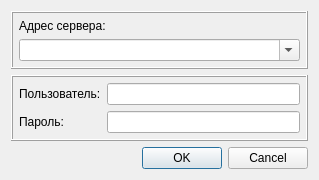
First picture: the form in src/ui/initdialog.ui, repository alex-krutikov/sklad, before the edit.
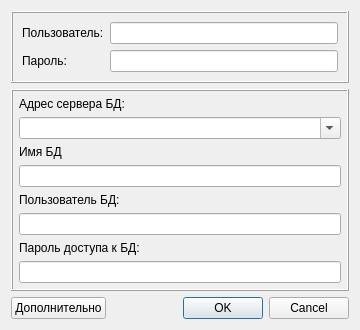
Second picture: the form after the edit.

Commit message:
Добавлена возможность работать с произвольными именами БД.
Ранее Склад работал с фиксированной БД "sklad4" (пользователь "sklad",
пароль "crkfl"). Теперь в начальный диалог внесена возможность задавать
произвольное имя БД, пользователя и пароль доступа.

```diff
--- a/src/ui/initdialog.ui
+++ b/src/ui/initdialog.ui
@@ -5,43 +5,14 @@
    <rect>
     <x>0</x>
     <y>0</y>
-    <width>319</width>
-    <height>174</height>
+    <width>360</width>
+    <height>320</height>
    </rect>
   </property>
   <property name="windowTitle" >
    <string>Dialog</string>
   </property>
-  <layout class="QVBoxLayout" >
-   <item>
-    <widget class="QFrame" name="frame" >
-     <property name="frameShape" >
-      <enum>QFrame::Box</enum>
-     </property>
-     <property name="frameShadow" >
-      <enum>QFrame::Raised</enum>
-     </property>
-     <layout class="QVBoxLayout" >
-      <property name="margin" >
-       <number>6</number>
-      </property>
-      <item>
-       <widget class="QLabel" name="label" >
-        <property name="text" >
-         <string>Адрес сервера:</string>
-        </property>
-       </widget>
-      </item>
-      <item>
-       <widget class="QComboBox" name="cb1" >
-        <property name="editable" >
-         <bool>true</bool>
-        </property>
-       </widget>
-      </item>
-     </layout>
-    </widget>
-   </item>
+  <layout class="QVBoxLayout" name="verticalLayout" >
    <item>
     <widget class="QFrame" name="frame_2" >
      <property name="frameShape" >
@@ -50,10 +21,7 @@
      <property name="frameShadow" >
       <enum>QFrame::Raised</enum>
      </property>
-     <layout class="QGridLayout" >
-      <property name="margin" >
-       <number>6</number>
-      </property>
+     <layout class="QGridLayout" name="gridLayout" >
       <item row="0" column="0" >
        <widget class="QLabel" name="label_2" >
         <property name="text" >
@@ -88,12 +56,95 @@
     </widget>
    </item>
    <item>
-    <widget class="QDialogButtonBox" name="buttonBox" >
-     <property name="standardButtons" >
-      <set>QDialogButtonBox::Cancel|QDialogButtonBox::Ok</set>
+    <widget class="QFrame" name="frame" >
+     <property name="frameShape" >
+      <enum>QFrame::Box</enum>
      </property>
+     <property name="frameShadow" >
+      <enum>QFrame::Raised</enum>
+     </property>
+     <layout class="QVBoxLayout" >
+      <property name="margin" >
+       <number>6</number>
+      </property>
+      <item>
+       <widget class="QLabel" name="label" >
+        <property name="text" >
+         <string>Адрес сервера БД:</string>
+        </property>
+       </widget>
+      </item>
+      <item>
+       <widget class="QComboBox" name="cb1" >
+        <property name="editable" >
+         <bool>true</bool>
+        </property>
+       </widget>
+      </item>
+      <item>
+       <widget class="QLabel" name="label_6" >
+        <property name="text" >
+         <string>Имя БД</string>
+        </property>
+       </widget>
+      </item>
+      <item>
+       <widget class="QLineEdit" name="le_db_name" />
+      </item>
+      <item>
+       <widget class="QLabel" name="label_4" >
+        <property name="text" >
+         <string>Пользователь БД:</string>
+        </property>
+       </widget>
+      </item>
+      <item>
+       <widget class="QLineEdit" name="le_db_user" />
+      </item>
+      <item>
+       <widget class="QLabel" name="label_5" >
+        <property name="text" >
+         <string>Пароль доступа к БД:</string>
+        </property>
+       </widget>
+      </item>
+      <item>
+       <widget class="QLineEdit" name="le_db_pass" />
+      </item>
+     </layout>
     </widget>
    </item>
+   <item>
+    <layout class="QHBoxLayout" name="horizontalLayout" >
+     <item>
+      <widget class="QPushButton" name="pb_db" >
+       <property name="text" >
+        <string>Дополнительно</string>
+       </property>
+      </widget>
+     </item>
+     <item>
+      <spacer name="horizontalSpacer_2" >
+       <property name="orientation" >
+        <enum>Qt::Horizontal</enum>
+       </property>
+       <property name="sizeHint" stdset="0" >
+        <size>
+         <width>40</width>
+         <height>20</height>
+        </size>
+       </property>
+      </spacer>
+     </item>
+     <item>
+      <widget class="QDialogButtonBox" name="buttonBox" >
+       <property name="standardButtons" >
+        <set>QDialogButtonBox::Cancel|QDialogButtonBox::Ok</set>
+       </property>
+      </widget>
+     </item>
+    </layout>
+   </item>
   </layout>
  </widget>
  <tabstops>
```
Left out of the diff: 7 changed lines with no effect on the pictures. The commit also changes 2 other files.
